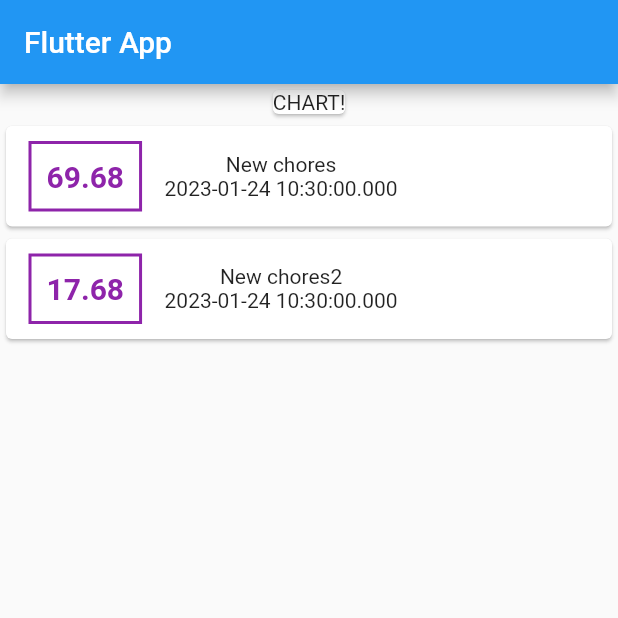
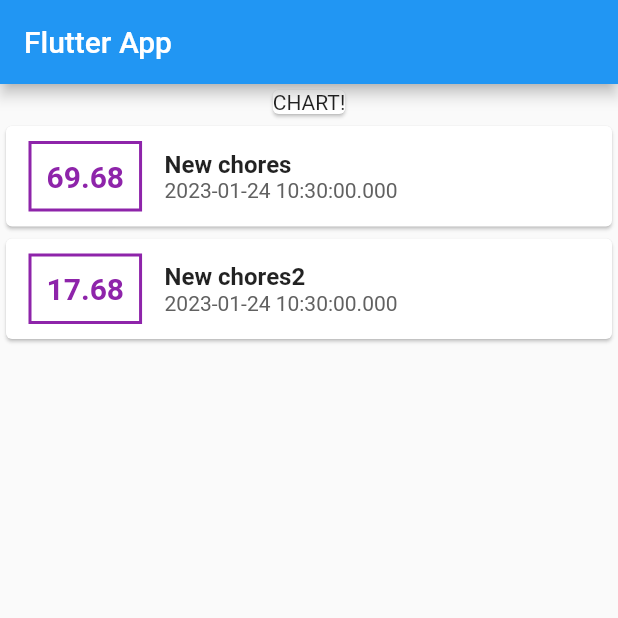
Before and after one commit to raman04-byte/chores, a Flutter app: the screen it shows after launch, on a phone screen of 412 x 824 dp, the top half of it. Run offline on Flutter 3.47's test engine with Material 2 defaults, Android fonts, the light colour scheme and no system bars.

Commit message:
Added some styling

```diff
--- a/lib/main.dart
+++ b/lib/main.dart
@@ -68,11 +68,24 @@ class _MyHomePageState extends State<MyHomePage> {
                       width: 2,
                     )),
                     padding: EdgeInsets.all(10),
-                    child: Text(e.amount.toString(),
-                    style: TextStyle(fontWeight: FontWeight.bold,fontSize: 20,color: Colors.purple.shade600),),
+                    child: Text(
+                      e.amount.toString(),
+                      style: TextStyle(
+                          fontWeight: FontWeight.bold,
+                          fontSize: 20,
+                          color: Colors.purple.shade600),
+                    ),
                   ),
                   Column(
-                    children: [Text(e.title), Text(e.date.toString())],
+                    crossAxisAlignment: CrossAxisAlignment.start,
+                    children: [
+                      Text(
+                        e.title,
+                        style: TextStyle(
+                            fontSize: 16, fontWeight: FontWeight.bold),
+                      ),
+                      Text(e.date.toString(),style: TextStyle(color: Colors.grey.shade700),)
+                    ],
                   )
                 ]),
               );
```
